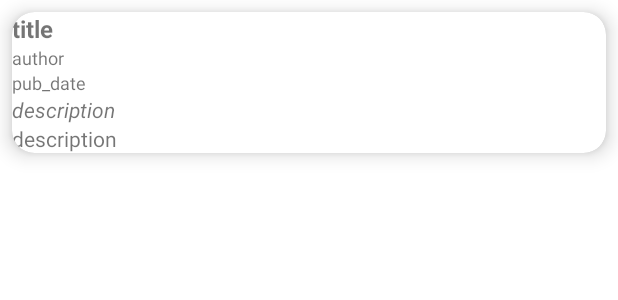
After one commit to vladislove80/rssnews, an Android app: the layout news_row.xml on its own in the app's theme, with its tools: preview values and no code run, on a phone screen of 412 x 824 dp. The commit adds this screen. Shown: the top 300 px of the screen. Run offline under Robolectric (Android 15) with nearby library versions, the phone set to English and light mode, and no system bars.

Commit message:
added news items (without design and image)

```diff
--- /dev/null
+++ b/app/src/main/java/com/rssnews/data/NewsListItem.kt
@@ -0,0 +1,6 @@
+package com.rssnews.data
+
+/**
+ * Created by Vladyslav Ulianytskyi on 29.11.2018.
+ */
+data class NewsListItem(val title: String = "", val date: String = "", val author: String = "", val newsLink: String = "", val imageDescription: String = "", val description: String = "")
--- a/app/src/main/res/layout/activity_main.xml
+++ b/app/src/main/res/layout/activity_main.xml
@@ -24,7 +24,9 @@
     <FrameLayout
         android:id="@+id/mainContainer"
         android:layout_width="match_parent"
-        android:layout_height="match_parent" />
+        android:layout_height="0dp"
+        app:layout_constraintBottom_toTopOf="@id/navigation"
+        app:layout_constraintTop_toBottomOf="@id/appBar" />
 
     <com.google.android.material.bottomnavigation.BottomNavigationView
         android:id="@+id/navigation"
--- /dev/null
+++ b/app/src/main/res/layout/news_row.xml
@@ -0,0 +1,56 @@
+<?xml version="1.0" encoding="utf-8"?>
+<com.google.android.material.card.MaterialCardView xmlns:android="http://schemas.android.com/apk/res/android"
+    xmlns:app="http://schemas.android.com/apk/res-auto"
+    xmlns:tools="http://schemas.android.com/tools"
+    android:id="@+id/card_view"
+    android:layout_width="match_parent"
+    android:layout_height="wrap_content"
+    android:layout_margin="8dp"
+    android:padding="8dp"
+    app:cardCornerRadius="15dp"
+    app:cardElevation="8dp">
+
+    <LinearLayout
+        android:layout_width="match_parent"
+        android:layout_height="wrap_content"
+        android:orientation="vertical">
+
+        <TextView
+            android:id="@+id/title"
+            android:layout_width="wrap_content"
+            android:layout_height="wrap_content"
+            android:textSize="16sp"
+            android:textStyle="bold"
+            tools:text="title" />
+
+        <TextView
+            android:id="@+id/author"
+            android:layout_width="wrap_content"
+            android:layout_height="wrap_content"
+            android:textSize="12sp"
+            tools:text="author" />
+
+        <TextView
+            android:id="@+id/pubDate"
+            android:layout_width="wrap_content"
+            android:layout_height="wrap_content"
+            android:textSize="12sp"
+            tools:text="pub_date" />
+
+        <TextView
+            android:id="@+id/imageDescription"
+            android:layout_width="match_parent"
+            android:layout_height="wrap_content"
+            android:textSize="14sp"
+            android:textStyle="italic"
+            tools:text="description" />
+
+        <TextView
+            android:id="@+id/description"
+            android:layout_width="match_parent"
+            android:layout_height="wrap_content"
+            android:textSize="14sp"
+            tools:text="description" />
+
+    </LinearLayout>
+</com.google.android.material.card.MaterialCardView>
```
Also changed, not shown: app/src/main/java/com/rssnews/data/NewsViewModel.kt (added, +43 -0 lines), app/src/main/java/com/rssnews/ua/NewsAdapter.kt (added, +15 -0 lines), app/src/main/java/com/rssnews/ua/NewsHolder.kt (added, +20 -0 lines), app/src/main/java/com/rssnews/ua/base/BaseAdapter.kt (+5 -10 lines), app/src/main/java/com/rssnews/ua/base/BaseFragment.kt (+26 -3 lines), app/src/main/java/com/rssnews/ua/general/GeneralNewsFragment.kt (+33 -0 lines), app/src/main/java/com/rssnews/util/CBCUtils.kt (+36 -36 lines), app/src/main/res/layout/fragment_news.xml (+5 -9 lines).
